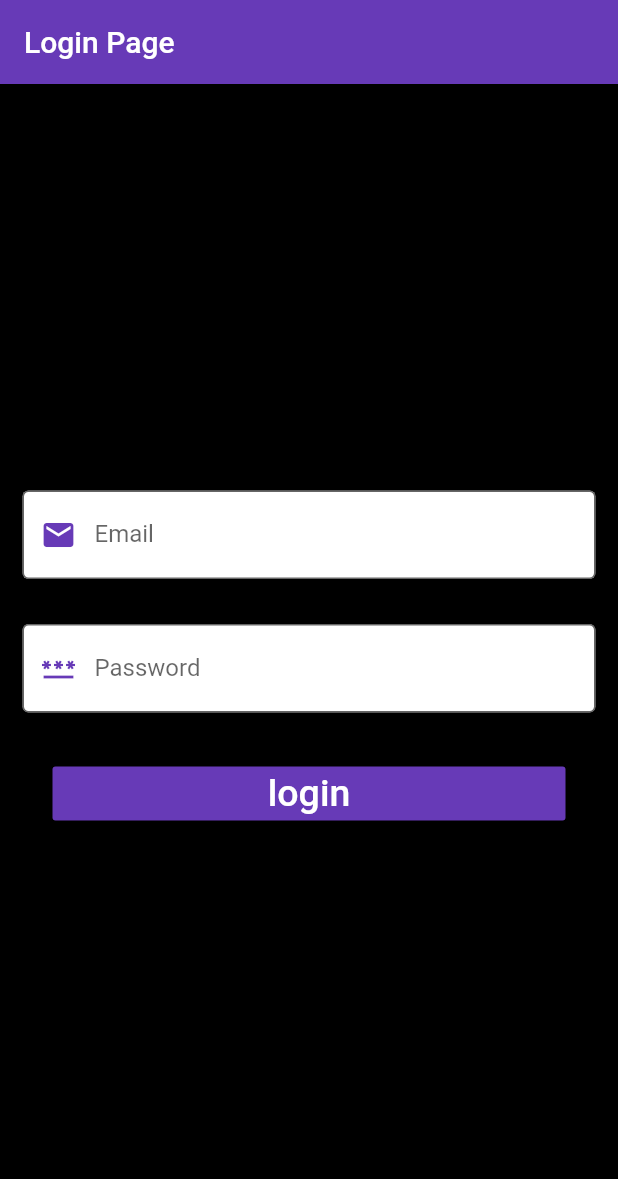
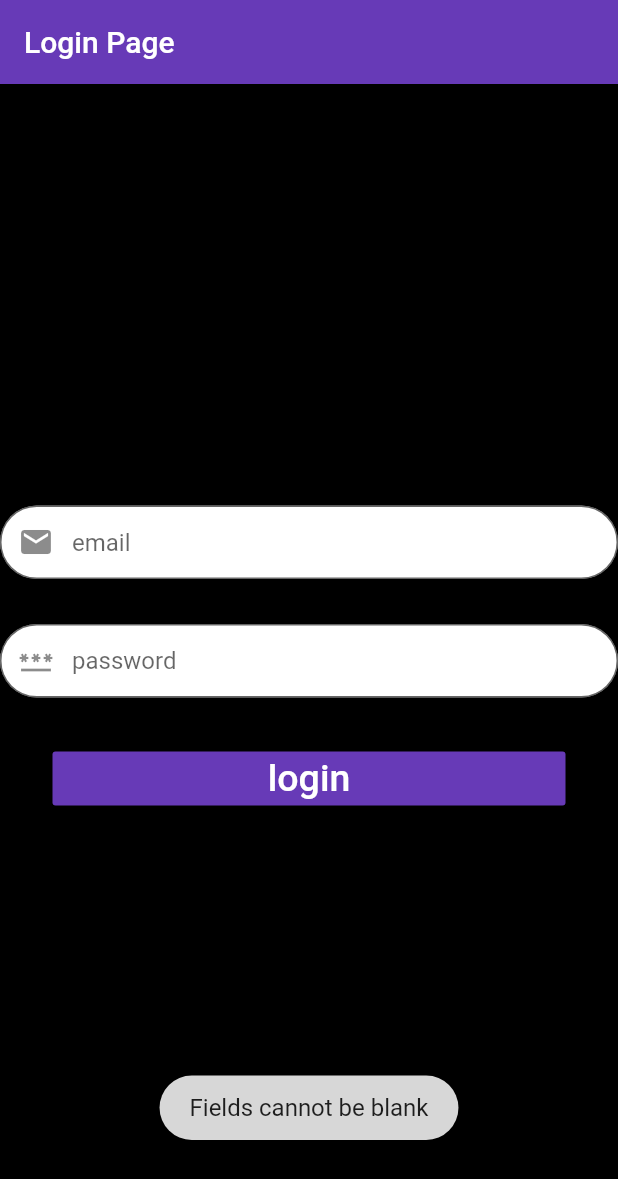
Before and after one commit to violethappyjoy/Flutter_CS_nirma_Proj, a Flutter app: the screen it shows after launch, after a tap on "Login", after a tap on "login", on a phone screen of 412 x 824 dp. Shown: the top 1179 px of the screen. Run offline on Flutter 3.47's test engine with Material 2 defaults, Android fonts, the phone set to English and light mode, and no system bars; our stand-ins replace fluttertoast, page_transition.

Commit message:
second PHP commit

```diff
--- a/lib/screens/screen_login.dart
+++ b/lib/screens/screen_login.dart
@@ -1,6 +1,12 @@
+import 'dart:convert';
 import 'package:flutter/material.dart';
+import 'package:http/http.dart' as http;
+import 'package:fluttertoast/fluttertoast.dart';
+import 'dart:async';
 
-class LoginPage extends StatefulWidget{
+import 'package:proj1/screens/screen1.dart';
+
+class LoginPage extends StatefulWidget {
   const LoginPage({super.key});
 
   @override
@@ -8,6 +14,43 @@ class LoginPage extends StatefulWidget{
 }
 
 class _LoginState extends State<LoginPage> {
+  TextEditingController username = TextEditingController();
+  TextEditingController password = TextEditingController();
+
+  Future login(BuildContext cont) async {
+    if (username.text == "" || password.text == "") {
+      Fluttertoast.showToast(
+        msg: "Fields cannot be blank",
+        toastLength: Toast.LENGTH_SHORT,
+        gravity: ToastGravity.BOTTOM,
+        fontSize: 16.0,
+      );
+    } else {
+      var url = "http://192.168.1.10/login.php";
+      var urlf = Uri.parse(url);
+      try {
+        var response = await http.post(urlf,
+            body: {"username": username.text, "password": password.text});
+        var data = jsonDecode(response.body);
+        if (data == "success") {
+          Navigator.pushAndRemoveUntil(
+              cont,
+              MaterialPageRoute(builder: (context) => const Screen1Mat()),
+              (route) => false);
+        } else {
+          Fluttertoast.showToast(
+            msg: "The email and password are wrong",
+            toastLength: Toast.LENGTH_SHORT,
+            gravity: ToastGravity.BOTTOM,
+            fontSize: 16.0,
+          );
+        }
+      } catch (e) {
+        print(e);
+      }
+    }
+  }
+
   @override
   Widget build(BuildContext context) {
     return MaterialApp(
@@ -20,7 +63,7 @@ class _LoginState extends State<LoginPage> {
         body: Column(
           mainAxisAlignment: MainAxisAlignment.center,
           crossAxisAlignment: CrossAxisAlignment.center,
-          children:  [
+          children: [
             // const Text(
             //   'Login',
             //   style: TextStyle(
@@ -29,69 +72,45 @@ class _LoginState extends State<LoginPage> {
             //   ),
             // ),
 
-            Form(
-              child: Column(
-                children: [
-                  Padding(
-                    padding: const EdgeInsets.symmetric(horizontal: 15),
-                    child: TextFormField(
-                      keyboardType: TextInputType.emailAddress,
-                      decoration: const InputDecoration(
+            TextField(
+              controller: username,
+              decoration: InputDecoration(
+                fillColor: Colors.white,
                 filled: true,
-                        labelText: 'Email',
-                        hintText: 'Enter Email',
-                        prefixIcon: Icon(Icons.email),
-                        prefixIconColor: Colors.deepPurple,
-                        fillColor: Colors.white,
-                        hoverColor: Colors.white,
-                        focusColor: Colors.white,
-                        border: OutlineInputBorder(),
-                      ),
-                      onChanged: (String value){
-
-                      },
-                      validator: (value){
-                        return value!.isEmpty?'Please enter email': null;
-                      },
+                contentPadding: const EdgeInsets.fromLTRB(20.0, 15.0, 20.0, 15.0),
+                prefixIcon: const Icon(Icons.email),
+                hintText: "email",
+                border: OutlineInputBorder(borderRadius: BorderRadius.circular(32.0))
               ),
             ),
 
-                  const SizedBox(height: 30,),
+            const SizedBox(
+              height: 30,
+            ),
 
-                  Padding(
-                    padding: const EdgeInsets.symmetric(horizontal: 15),
-                    child: TextFormField(
-                      keyboardType: TextInputType.visiblePassword,
-                      decoration: const InputDecoration(
+            TextField(
+              controller: password,
+              //obscureText: true,
+              decoration: InputDecoration(
+                  fillColor: Colors.white,
                   filled: true,
-                        labelText: 'Password',
-                        hintText: 'Enter Password',
-                        prefixIcon: Icon(Icons.password),
-                        prefixIconColor: Colors.deepPurple,
-                        fillColor: Colors.white,
-                        hoverColor: Colors.white,
-                        focusColor: Colors.white,
-                        border: OutlineInputBorder(),
-                      ),
-                      onChanged: (String value){
-
-                      },
-                      validator: (value){
-                        return value!.isEmpty?'Please enter password': null;
-                      },
-                    ),
-                  ),
-                ],
+                  contentPadding: const EdgeInsets.fromLTRB(20.0, 15.0, 20.0, 15.0),
+                  prefixIcon: const Icon(Icons.password),
+                  hintText: "password",
+                  border: OutlineInputBorder(borderRadius: BorderRadius.circular(32.0))
               ),
             ),
 
-            const SizedBox(height: 30,),
+            const SizedBox(
+              height: 30,
+            ),
 
             Padding(
               padding: const EdgeInsets.symmetric(horizontal: 35),
               child: MaterialButton(
                 minWidth: double.infinity,
-                onPressed: (){
+                onPressed: () {
+                  login(context);
                   debugPrint('login pressed');
                 },
                 color: Colors.deepPurple,
@@ -107,10 +126,8 @@ class _LoginState extends State<LoginPage> {
           ],
         ),
         backgroundColor: Colors.black,
-
       ),
       debugShowCheckedModeBanner: false,
     );
   }
-
 }
```
Lines whose indentation alone changed are shown as unchanged.
